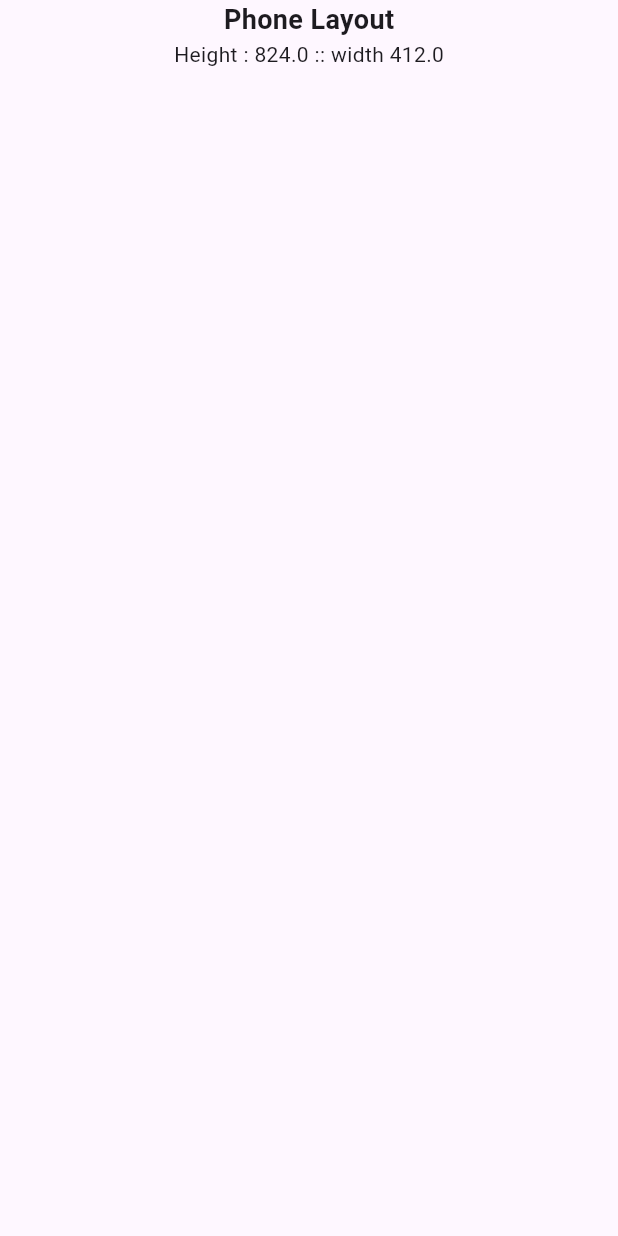
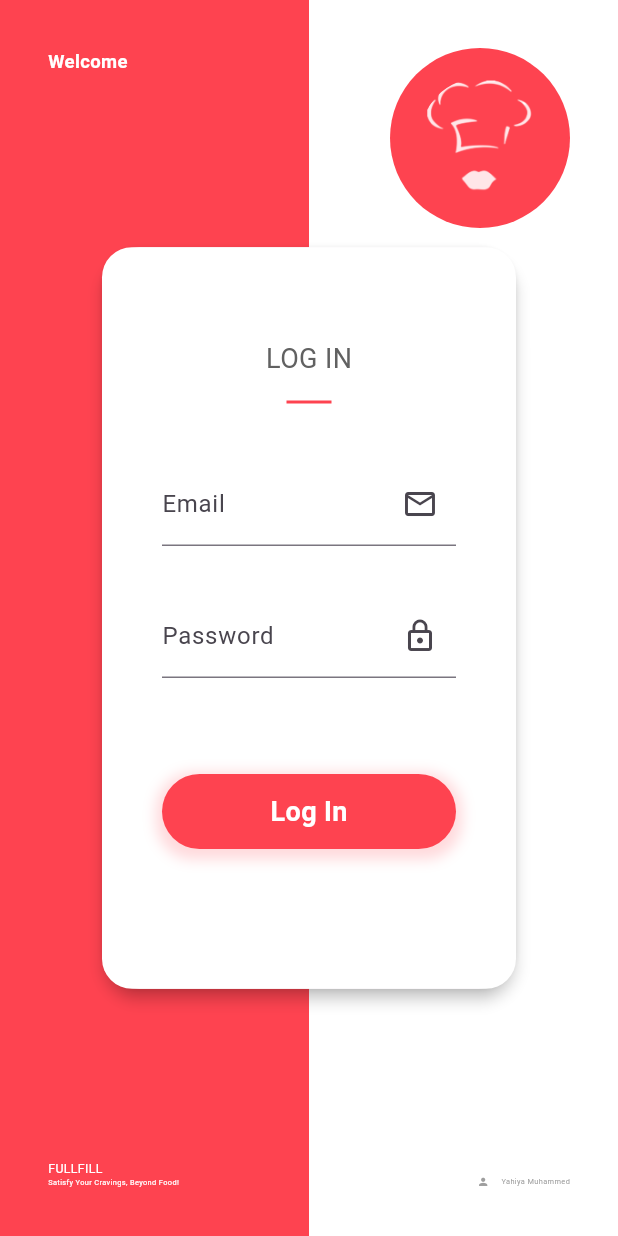
Before and after one commit to yahiyam/fullfill_admin_web, a Flutter app: the screen it shows after launch, on a phone screen of 412 x 824 dp. Run offline on Flutter 3.47's test engine with Material 2 defaults, Android fonts, the light colour scheme and no system bars; our stand-ins replace google_fonts.

Commit message:
login page UI finished

```diff
--- a/lib/constants/colors.dart
+++ b/lib/constants/colors.dart
@@ -3,3 +3,5 @@ import 'package:flutter/material.dart';
 const yPrimaryColor = Color(0xFFFE4350);
 const ySecondaryColor = Color(0xFF2A2D3E);
 const yBgColor = Color(0xFF212332);
+const yWhiteColor = Colors.white;
+const yGreyColor = Colors.grey;
--- /dev/null
+++ b/lib/constants/image_strings.dart
@@ -0,0 +1,7 @@
+/* App Image Strings */
+const String yAppLogo = 'assets/images/logo.png';
+const String ySplashMale = 'assets/images/malePerson.png';
+const String ySplashFemale = 'assets/images/femalePerson.png';
+
+const String yFood = 'assets/images/foodimage01.png';
+const String ySuccesGif = 'assets/images/success.gif';
--- a/lib/constants/sizes.dart
+++ b/lib/constants/sizes.dart
@@ -1,6 +1,7 @@
 import 'package:flutter/material.dart';
 
-const defaultPadding = 16.0;
+const double yDefaultSize = 30.0;
+const double ySplashContainerSize = 30.0;
 
 class Screen {
   static late Size size;
--- /dev/null
+++ b/lib/constants/text_strings.dart
@@ -0,0 +1,5 @@
+/* App Text Strings */
+const String yAppName = 'FULLFILL';
+const String yAppTagLine = "Satisfy Your Cravings, Beyond Food!";
+const String yDevName = 'Yahiya Muhammed';
+const String moneyCode = '\u20B9'; //rupee
--- a/lib/features/view/auth/login.dart
+++ b/lib/features/view/auth/login.dart
@@ -1,177 +1,234 @@
 import 'package:flutter/material.dart';
+import 'package:fullfill_admin_web_portal/constants/colors.dart';
+import 'package:fullfill_admin_web_portal/constants/image_strings.dart';
 import 'package:fullfill_admin_web_portal/constants/sizes.dart';
-import 'package:fullfill_admin_web_portal/responsive/responsive_layout.dart';
+import 'package:fullfill_admin_web_portal/constants/text_strings.dart';
 
 class LoginPage extends StatelessWidget {
-  const LoginPage({super.key});
+  LoginPage({super.key});
 
   @override
   Widget build(BuildContext context) {
-    return ResponsiveLayout(
-      smartwatch: buildSmartwatchLayout(),
-      smallPhone: buildSmallPhoneLayout(),
-      phone: buildPhoneLayout(),
-      miniTablet: buildMiniTabletLayout(),
-      tablet: buildTabletLayout(),
-      largeTablet: buildLargeTabletLayout(),
-      computer: buildComputerLayout(),
-    );
-  }
-
-  Widget buildMiniTabletLayout() {
     return Scaffold(
-      body: Container(
-        alignment: Alignment.center,
-        child: Column(
+      body: SizedBox(
+        width: Screen.width(),
+        height: Screen.height(),
+        child: Stack(
           children: [
-            const Text(
-              'Mini Tablet Layout',
-              style: TextStyle(fontSize: 18, fontWeight: FontWeight.bold),
+            Row(
+              children: [
+                Container(
+                  height: double.infinity,
+                  width: Screen.width(50),
+                  color: yPrimaryColor,
+                ),
+                Container(
+                  height: double.infinity,
+                  width: Screen.width(50),
+                  color: yWhiteColor,
+                ),
+              ],
             ),
-            Text("Height : ${Screen.height()} :: width ${Screen.width()}"),
+            Align(
+              alignment: Alignment.topLeft,
+              child: Padding(
+                padding: const EdgeInsets.all(32),
+                child: Text(
+                  "Welcome",
+                  style: TextStyle(
+                    color: yWhiteColor,
+                    fontSize: Screen.width(3),
+                    fontWeight: FontWeight.bold,
+                  ),
+                ),
+              ),
+            ),
+            const LoginLayout(),
+            Align(
+              alignment: Alignment.bottomLeft,
+              child: Padding(
+                padding: const EdgeInsets.all(32),
+                child: Column(
+                  mainAxisSize: MainAxisSize.min,
+                  crossAxisAlignment: CrossAxisAlignment.start,
+                  children: [
+                    Text(
+                      yAppName,
+                      style: TextStyle(
+                        color: yWhiteColor,
+                        fontSize: Screen.width(2),
+                      ),
+                    ),
+                    const SizedBox(width: 8),
+                    Text(
+                      yAppTagLine,
+                      style: TextStyle(
+                        color: yWhiteColor,
+                        fontSize: Screen.width(1.2),
+                      ),
+                    ),
+                  ],
+                ),
+              ),
+            ),
+            Align(
+              alignment: Alignment.topRight,
+              child: Padding(
+                padding: const EdgeInsets.all(32),
+                child: CircleAvatar(
+                  radius: 60,
+                  backgroundColor: yPrimaryColor,
+                  child: ColorFiltered(
+                    colorFilter: const ColorFilter.mode(
+                      yWhiteColor,
+                      BlendMode.srcIn,
+                    ),
+                    child: Container(
+                      width: 80,
+                      decoration: const BoxDecoration(
+                        shape: BoxShape.circle,
+                        image: DecorationImage(
+                          image: AssetImage(yAppLogo),
+                          fit: BoxFit.contain,
+                        ),
+                      ),
+                    ),
+                  ),
+                ),
+              ),
+            ),
+            Align(
+              alignment: Alignment.bottomRight,
+              child: Padding(
+                padding: const EdgeInsets.all(32),
+                child: Row(
+                  mainAxisAlignment: MainAxisAlignment.end,
+                  children: [
+                    Icon(
+                      Icons.person,
+                      color: yGreyColor,
+                      size: Screen.width(2),
+                    ),
+                    const SizedBox(width: 8),
+                    Text(
+                      yDevName,
+                      style: TextStyle(
+                        color: yGreyColor,
+                        fontSize: Screen.width(1.2),
+                      ),
+                    ),
+                  ],
+                ),
+              ),
+            ),
           ],
         ),
       ),
     );
   }
+}
 
-  Widget buildSmallPhoneLayout() {
-    return Scaffold(
-      body: Container(
-        alignment: Alignment.center,
-        child: Column(
-          children: [
-            const Text(
-              'SmallPhone Layout',
-              style: TextStyle(fontSize: 18, fontWeight: FontWeight.bold),
+class LoginLayout extends StatelessWidget {
+  const LoginLayout({super.key});
+
+  @override
+  Widget build(BuildContext context) {
+    return Padding(
+      padding: const EdgeInsets.all(64),
+      child: Center(
+        child: Card(
+          elevation: 4,
+          shape: const RoundedRectangleBorder(
+            borderRadius: BorderRadius.all(
+              Radius.circular(25),
             ),
-            Text("Height : ${Screen.height()} :: width ${Screen.width()}"),
-          ],
+          ),
+          child: AnimatedContainer(
+            duration: const Duration(milliseconds: 200),
+            height: Screen.height(60),
+            width: 500,
+            decoration: BoxDecoration(
+                color: yWhiteColor, borderRadius: BorderRadius.circular(20)),
+            child: Center(
+              child: SingleChildScrollView(
+                child: Padding(
+                  padding: const EdgeInsets.all(40),
+                  child: Column(
+                    mainAxisAlignment: MainAxisAlignment.center,
+                    children: [
+                      Text(
+                        "LOG IN",
+                        style: TextStyle(
+                          fontSize: 18,
+                          color: yGreyColor[700],
+                        ),
+                      ),
+                      const SizedBox(height: 8),
+                      const SizedBox(
+                        width: 30,
+                        child: Divider(
+                          color: yPrimaryColor,
+                          thickness: 2,
+                        ),
+                      ),
+                      const SizedBox(height: 32),
+                      const TextField(
+                        decoration: InputDecoration(
+                          hintText: 'Email',
+                          labelText: 'Email',
+                          suffixIcon: Icon(
+                            Icons.mail_outline,
+                          ),
+                        ),
+                      ),
+                      const SizedBox(height: 32),
+                      const TextField(
+                        decoration: InputDecoration(
+                          hintText: 'Password',
+                          labelText: 'Password',
+                          suffixIcon: Icon(
+                            Icons.lock_outline,
+                          ),
+                        ),
+                      ),
+                      const SizedBox(height: 64),
+                      Container(
+                        height: 50,
+                        width: double.infinity,
+                        decoration: BoxDecoration(
+                          color: yPrimaryColor,
+                          borderRadius: const BorderRadius.all(
+                            Radius.circular(25),
+                          ),
+                          boxShadow: [
+                            BoxShadow(
+                              color: yPrimaryColor.withOpacity(0.2),
+                              spreadRadius: 4,
+                              blurRadius: 7,
+                              offset: const Offset(0, 3),
+                            ),
+                          ],
+                        ),
+                        child: const Center(
+                          child: Text(
+                            "Log In",
+                            style: TextStyle(
+                              color: yWhiteColor,
+                              fontSize: 18,
+                              fontWeight: FontWeight.bold,
+                            ),
+                          ),
+                        ),
+                      ),
+                      const SizedBox(height: 32),
+                    ],
+                  ),
+                ),
+              ),
+            ),
+          ),
         ),
       ),
     );
   }
-
-  Widget buildFoldablePhoneLayout() {
-    return Scaffold(
-      body: Container(
-        alignment: Alignment.center,
-        child: Column(
-          children: [
-            const Text(
-              'FoldablePhone Layout',
-              style: TextStyle(fontSize: 18, fontWeight: FontWeight.bold),
-            ),
-            Text("Height : ${Screen.height()} :: width ${Screen.width()}"),
-          ],
-        ),
-      ),
-    );
-  }
-
-  Widget buildSmartwatchLayout() {
-    return Scaffold(
-      body: Container(
-        alignment: Alignment.center,
-        child: Column(
-          children: [
-            const Text(
-              'Smartwatch Layout',
-              style: TextStyle(fontSize: 18, fontWeight: FontWeight.bold),
-            ),
-            Text("Height : ${Screen.height()} :: width ${Screen.width()}"),
-          ],
-        ),
-      ),
-    );
-  }
-
-  Widget buildLargeComputerLayout() {
-    return Scaffold(
-      body: Container(
-        alignment: Alignment.center,
-        child: Column(
-          children: [
-            const Text(
-              'LargeComputer Layout',
-              style: TextStyle(fontSize: 18, fontWeight: FontWeight.bold),
-            ),
-            Text("Height : ${Screen.height()} :: width ${Screen.width()}"),
-          ],
-        ),
-      ),
-    );
-  }
-
-  Widget buildPhoneLayout() {
-    return Scaffold(
-      body: Container(
-        alignment: Alignment.center,
-        child: Column(
-          children: [
-            const Text(
-              'Phone Layout',
-              style: TextStyle(fontSize: 18, fontWeight: FontWeight.bold),
-            ),
-            Text("Height : ${Screen.height()} :: width ${Screen.width()}"),
-          ],
-        ),
-        // child: Icon(Icons.call),
-      ),
-    );
-  }
-
-  Widget buildTabletLayout() {
-    return Scaffold(
-      body: Container(
-        alignment: Alignment.center,
-        child: Column(
-          children: [
-            const Text(
-              'Tablet Layout',
-              style: TextStyle(fontSize: 18, fontWeight: FontWeight.bold),
-            ),
-            Text("Height : ${Screen.height()} :: width ${Screen.width()}"),
-          ],
-        ),
-        // child: Icon(Icons.tablet_mac_outlined),
-      ),
-    );
-  }
-
-  Widget buildLargeTabletLayout() {
-    return Scaffold(
-      body: Container(
-        alignment: Alignment.center,
-        child: Column(
-          children: [
-            const Text(
-              'Large Tablet Layout',
-              style: TextStyle(fontSize: 18, fontWeight: FontWeight.bold),
-            ),
-            Text("Height : ${Screen.height()} :: width ${Screen.width()}"),
-          ],
-        ),
-        // child: Icon(Icons.tv),
-      ),
-    );
-  }
-
-  Widget buildComputerLayout() {
-    return Scaffold(
-      body: Container(
-        alignment: Alignment.center,
-        child: Column(
-          children: [
-            const Text(
-              'Computer Layout',
-              style: TextStyle(fontSize: 18, fontWeight: FontWeight.bold),
-            ),
-            Text("Height : ${Screen.height()} :: width ${Screen.width()}"),
-          ],
-        ),
-        // child: Icon(Icons.computer),
-      ),
-    );
-  }
 }
--- a/lib/main.dart
+++ b/lib/main.dart
@@ -1,6 +1,7 @@
 import 'package:flutter/material.dart';
 import 'package:fullfill_admin_web_portal/constants/sizes.dart';
 import 'package:fullfill_admin_web_portal/features/view/auth/login.dart';
+import 'package:google_fonts/google_fonts.dart';
 
 void main() {
   runApp(const MyApp());
@@ -15,10 +16,12 @@ class MyApp extends StatelessWidget {
       title: 'FULLFILL admin web portal',
       debugShowCheckedModeBanner: false,
       theme: ThemeData(
+        visualDensity: VisualDensity.adaptivePlatformDensity,
+        textTheme: GoogleFonts.secularOneTextTheme(),
         colorScheme: ColorScheme.fromSeed(seedColor: Colors.deepPurple),
         useMaterial3: true,
       ),
-      home: const LoginPage(),
+      home: LoginPage(),
     );
   }
 }
```
Also changed, not shown: pubspec.yaml (+3 -7 lines), assets/images/admin.png (renamed from images/admin.png), assets/images/femalePerson.png (added), assets/images/foodimage01.png (added), assets/images/logo.png (added), assets/images/malePerson.png (added), assets/images/success.gif (added), pubspec.lock, 1 other file.
